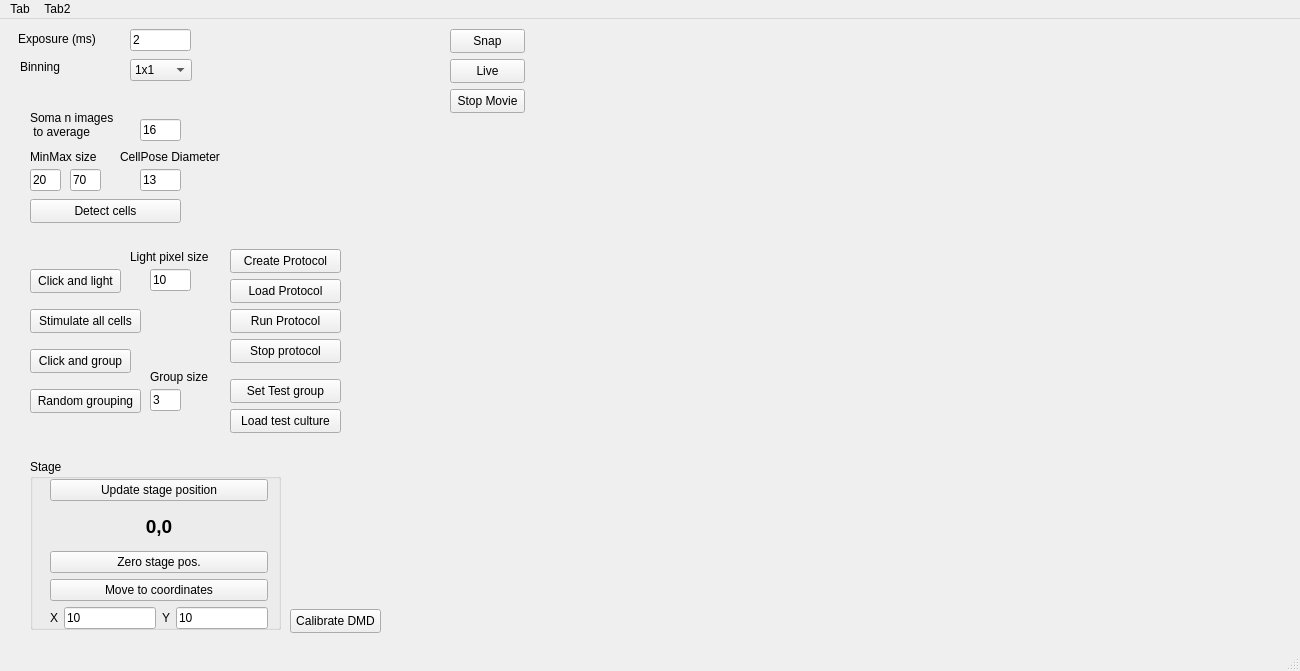
Qt form MainGUI/form.ui (Katzyon/QT_QUI) before a commit.
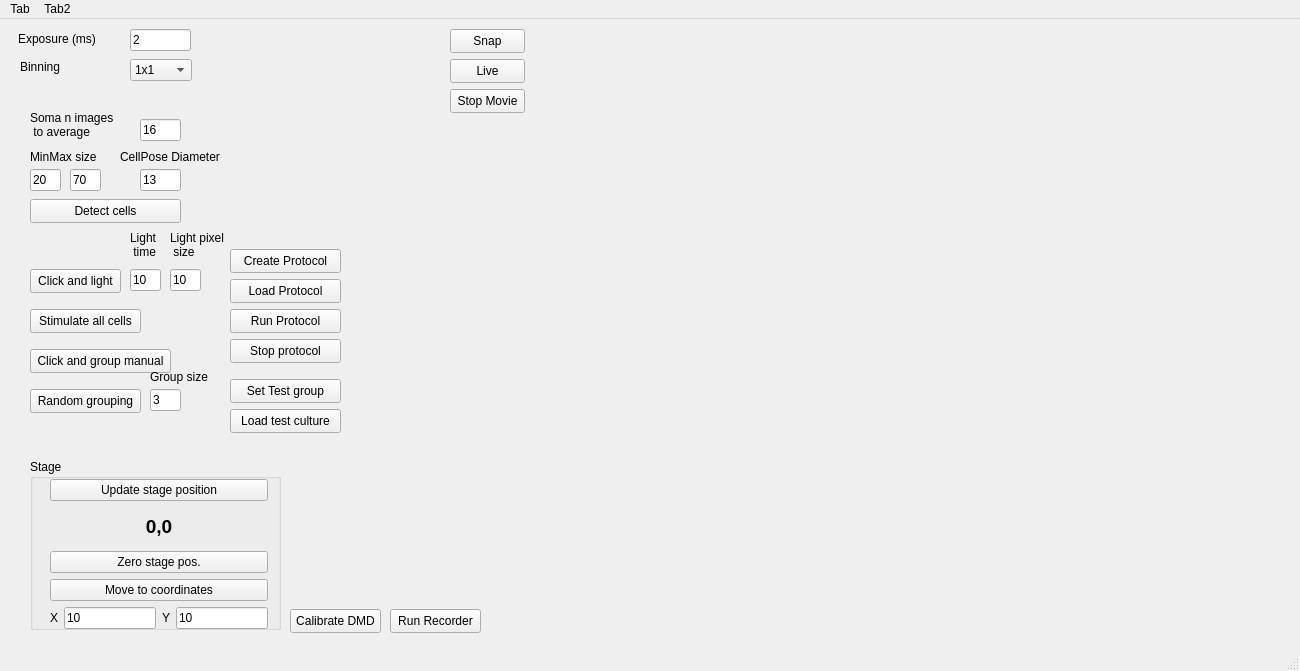
The same form after that commit. Custom widgets are drawn as their Qt base class.

```diff
--- a/MainGUI/form.ui
+++ b/MainGUI/form.ui
@@ -257,7 +257,7 @@
      <rect>
       <x>30</x>
       <y>330</y>
-      <width>101</width>
+      <width>141</width>
       <height>24</height>
      </rect>
     </property>
@@ -268,7 +268,7 @@
      <string>&lt;html&gt;&lt;head/&gt;&lt;body&gt;&lt;p&gt;Manually grouping detected cells by mouse click&lt;/p&gt;&lt;/body&gt;&lt;/html&gt;</string>
     </property>
     <property name="text">
-     <string>Click and group</string>
+     <string>Click and group manual</string>
     </property>
    </widget>
    <widget class="QLabel" name="label_5">
@@ -420,9 +420,9 @@
    <widget class="QLineEdit" name="light_click_pixels_size">
     <property name="geometry">
      <rect>
-      <x>150</x>
+      <x>170</x>
       <y>250</y>
-      <width>41</width>
+      <width>31</width>
       <height>22</height>
      </rect>
     </property>
@@ -433,14 +433,15 @@
    <widget class="QLabel" name="label_7">
     <property name="geometry">
      <rect>
-      <x>130</x>
-      <y>230</y>
-      <width>81</width>
-      <height>16</height>
+      <x>170</x>
+      <y>210</y>
+      <width>61</width>
+      <height>31</height>
      </rect>
     </property>
     <property name="text">
-     <string>Light pixel size</string>
+     <string>Light pixel 
+ size</string>
     </property>
    </widget>
    <widget class="QGroupBox" name="groupBox">
@@ -552,6 +553,49 @@
      </layout>
     </widget>
    </widget>
+   <widget class="QLineEdit" name="light_ms_time">
+    <property name="geometry">
+     <rect>
+      <x>130</x>
+      <y>250</y>
+      <width>31</width>
+      <height>22</height>
+     </rect>
+    </property>
+    <property name="text">
+     <string>10</string>
+    </property>
+   </widget>
+   <widget class="QLabel" name="label_10">
+    <property name="geometry">
+     <rect>
+      <x>130</x>
+      <y>210</y>
+      <width>31</width>
+      <height>31</height>
+     </rect>
+    </property>
+    <property name="text">
+     <string>Light 
+ time</string>
+    </property>
+   </widget>
+   <widget class="QPushButton" name="record_button">
+    <property name="geometry">
+     <rect>
+      <x>390</x>
+      <y>590</y>
+      <width>91</width>
+      <height>24</height>
+     </rect>
+    </property>
+    <property name="whatsThis">
+     <string>&lt;html&gt;&lt;head/&gt;&lt;body&gt;&lt;p&gt;Perform calibration between camera image and DMD.&lt;/p&gt;&lt;/body&gt;&lt;/html&gt;</string>
+    </property>
+    <property name="text">
+     <string>Run Recorder</string>
+    </property>
+   </widget>
   </widget>
   <widget class="QMenuBar" name="menubar">
    <property name="geometry">
```
Left out of the diff: 2 changed lines with no effect on the pictures.
